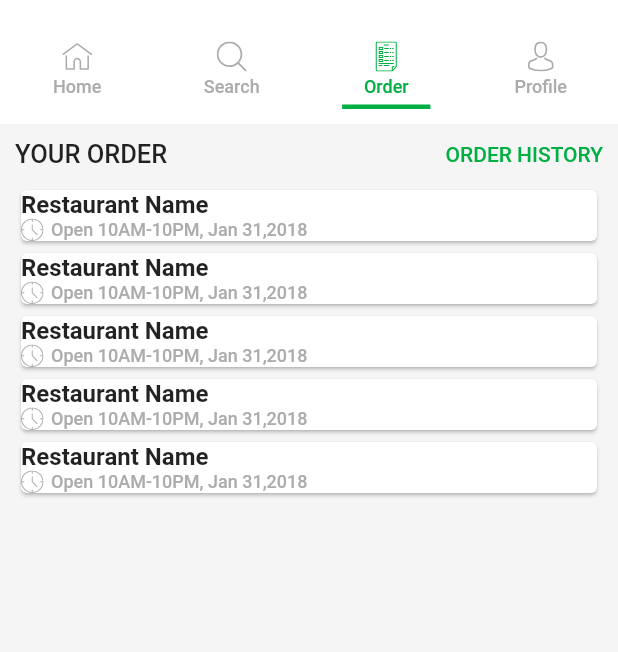
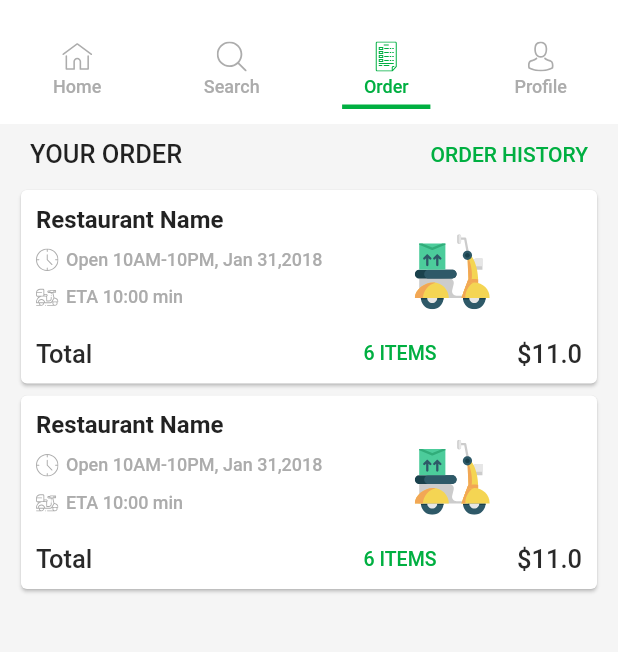
Before and after one commit to ravi84184/Online-Food-UI, a Flutter app: the screen it shows after launch, after a tap on "Search", after a tap on "Order", on a phone screen of 412 x 824 dp, the part 65-717 px from its top. Run offline on Flutter 3.47's test engine with Material 2 defaults, Android fonts, the phone set to English and light mode, and no system bars; our stand-ins replace carousel_slider, flutter_svg.

```diff
--- a/lib/pages/order_page.dart
+++ b/lib/pages/order_page.dart
@@ -22,7 +22,8 @@ class _OrderPageState extends State<OrderPage> {
                 crossAxisAlignment: CrossAxisAlignment.start,
                 children: <Widget>[
                   Container(
-                      padding: EdgeInsets.only(top: 10, bottom: 10),
+                    padding: EdgeInsets.only(
+                        left: 10, right: 10, top: 10, bottom: 10),
                     child: Row(
                       mainAxisAlignment: MainAxisAlignment.spaceBetween,
                       children: <Widget>[
@@ -41,16 +42,20 @@ class _OrderPageState extends State<OrderPage> {
                               color: AppColor.green),
                         ),
                       ],
-                      )),
+                    ),
+                  ),
                   Container(
                       child: ListView.builder(
                           shrinkWrap: true,
-                          itemCount: 5,
+                          itemCount: 2,
                           itemBuilder: (context, index) {
                             return Container(
                               child: Card(
+                                child: Container(
+                                  padding: EdgeInsets.all(10),
                                   child: Column(
-                                  crossAxisAlignment: CrossAxisAlignment.start,
+                                    crossAxisAlignment:
+                                        CrossAxisAlignment.start,
                                     children: <Widget>[
                                       Row(
                                         children: <Widget>[
@@ -63,9 +68,13 @@ class _OrderPageState extends State<OrderPage> {
                                                 style: TextStyle(
                                                     fontFamily: 'Roboto',
                                                     fontSize: 16,
-                                                  fontWeight: FontWeight.bold),
+                                                    fontWeight:
+                                                        FontWeight.bold),
                                               ),
-                                            Row(
+                                              Container(
+                                                margin:
+                                                    EdgeInsets.only(top: 10),
+                                                child: Row(
                                                   children: <Widget>[
                                                     SvgPicture.asset(
                                                       AppIcons.icClock,
@@ -74,22 +83,109 @@ class _OrderPageState extends State<OrderPage> {
                                                       width: 15,
                                                     ),
                                                     Container(
-                                                  padding: EdgeInsets.only(left: 5),
+                                                      padding: EdgeInsets.only(
+                                                          left: 5),
                                                       child: Text(
                                                         "Open 10AM-10PM, Jan 31,2018",
                                                         style: TextStyle(
-                                                        fontFamily: 'Roboto',
+                                                            fontFamily:
+                                                                'Roboto',
                                                             color: AppColor.gry,
                                                             fontSize: 12),
                                                       ),
                                                     ),
                                                   ],
+                                                ),
+                                              ),
+                                              Container(
+                                                margin: EdgeInsets.only(
+                                                    top: 10, bottom: 20),
+                                                child: Row(
+                                                  children: <Widget>[
+                                                    SvgPicture.asset(
+                                                      AppIcons.icETA,
+                                                      color: AppColor.gry,
+                                                      height: 15,
+                                                      width: 15,
+                                                    ),
+                                                    Container(
+                                                      padding: EdgeInsets.only(
+                                                          left: 5),
+                                                      child: Text(
+                                                        "ETA 10:00 min",
+                                                        style: TextStyle(
+                                                            fontFamily:
+                                                                'Roboto',
+                                                            color: AppColor.gry,
+                                                            fontSize: 12),
+                                                      ),
+                                                    ),
+                                                  ],
+                                                ),
+                                              ),
+                                            ],
+                                          ),
+                                          Expanded(
+                                            child: Align(
+                                              alignment: Alignment.center,
+                                              child: Container(
+                                                child: SvgPicture.asset(
+                                                  AppIcons.icMotorBike,
+                                                  height: 50,
+                                                ),
+                                              ),
+                                            ),
+                                          )
+                                        ],
+                                      ),
+                                      Row(
+                                        mainAxisAlignment:
+                                            MainAxisAlignment.spaceBetween,
+                                        children: <Widget>[
+                                          Expanded(
+                                            flex: 3,
+                                            child: Container(
+                                              child: Text(
+                                                "Total",
+                                                style: TextStyle(
+                                                    fontFamily: 'Roboto',
+                                                    color: AppColor.black,
+                                                    fontSize: 17),
+                                              ),
+                                            ),
+                                          ),
+                                          Expanded(
+                                            flex: 2,
+                                            child: Row(
+                                              mainAxisAlignment:
+                                                  MainAxisAlignment
+                                                      .spaceBetween,
+                                              children: <Widget>[
+                                                Container(
+                                                  child: Text(
+                                                    "6 ITEMS",
+                                                    style: TextStyle(
+                                                        fontFamily: 'Roboto',
+                                                        color: AppColor.green,
+                                                        fontSize: 13),
+                                                  ),
+                                                ),
+                                                Container(
+                                                  child: Text(
+                                                    " \$11.0",
+                                                    style: TextStyle(
+                                                        fontFamily: 'Roboto',
+                                                        color: AppColor.black,
+                                                        fontSize: 17),
+                                                  ),
+                                                ),
+                                              ],
+                                            ),
                                           )
                                         ],
                                       )
                                     ],
-                                    )
-                                  ],
+                                  ),
                                 ),
                               ),
                             );
--- a/lib/utils/icons.dart
+++ b/lib/utils/icons.dart
@@ -16,6 +16,7 @@ class AppIcons{
   static final String icHeart1 = "assets/icons/ic_heart1.svg";
   static final String icHelp = "assets/icons/ic_help.svg";
   static final String icPayment = "assets/icons/ic_payment.svg";
+  static final String icMotorBike = "assets/icons/ic_motorbike.svg";
 
 
 
--- a/pubspec.yaml
+++ b/pubspec.yaml
@@ -63,6 +63,7 @@ flutter:
    - assets/icons/ic_heart1.svg
    - assets/icons/ic_help.svg
    - assets/icons/ic_payment.svg
+   - assets/icons/ic_motorbike.svg
 
 
    - assets/images/slider1.jpg
```
Also changed, not shown: assets/icons/ic_motorbike.svg (added). Lines whose indentation alone changed are shown as unchanged.
